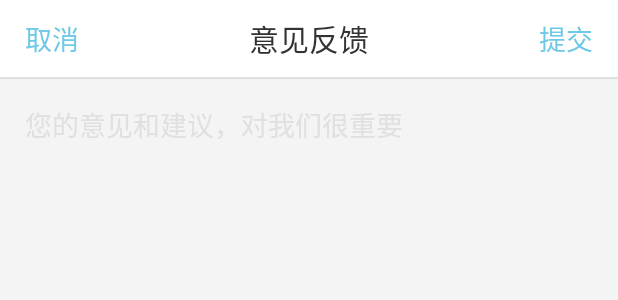
After one commit to chxxbb/TSET, an Android app: the layout activity_feedback.xml on its own in the app's theme, with its tools: preview values and no code run, on a phone screen of 412 x 824 dp. The commit adds this screen. Shown: the top 300 px of the screen. Run offline under Robolectric (Android 15) with nearby library versions, the phone set to English and light mode, and no system bars.

Commit message:
2016年8月26日16:17:46
新增：
意见反馈页面

```diff
--- a/app/src/main/AndroidManifest.xml
+++ b/app/src/main/AndroidManifest.xml
@@ -18,9 +18,10 @@
             </intent-filter>
         </activity>
         <activity android:name=".View.HomeActivity" />
-        <activity android:name=".View.RegisterActivity"></activity>
+        <activity android:name=".View.RegisterActivity" />
+        <activity android:name=".View.FeedbackActivity" />
+        <activity android:name=".View.FindpawActivity" />
         <activity android:name=".View.SetdataActivity"></activity>
-        <activity android:name=".View.FindpawActivity"></activity>
     </application>
 
 </manifest>
--- a/app/src/main/java/com/example/chen/tset/Data/Http_data.java
+++ b/app/src/main/java/com/example/chen/tset/Data/Http_data.java
@@ -8,5 +8,6 @@ public class Http_data {
 //    public static final String http_data = "http://api.children91.com:8080/ApplicationService";
 
     public static final String http_data = "http://192.168.1.35:8080/AppService";
+    public static final String nickname_uri="http://192.168.1.230:8080/AppService";
 
 }
--- /dev/null
+++ b/app/src/main/res/layout/activity_feedback.xml
@@ -0,0 +1,65 @@
+<?xml version="1.0" encoding="utf-8"?>
+<LinearLayout xmlns:android="http://schemas.android.com/apk/res/android"
+    xmlns:tools="http://schemas.android.com/tools"
+    android:layout_width="match_parent"
+    android:layout_height="match_parent"
+    android:orientation="vertical"
+    android:background="#f4f4f4"
+    tools:context="com.example.chen.tset.View.FeedbackActivity">
+    <RelativeLayout
+        android:background="#ffffff"
+        android:layout_width="match_parent"
+        android:layout_height="@dimen/y96">
+        <LinearLayout
+            android:layout_width="wrap_content"
+            android:layout_height="match_parent">
+            <TextView
+                android:layout_marginLeft="@dimen/x30"
+                android:layout_gravity="center_vertical"
+                android:layout_width="wrap_content"
+                android:layout_height="wrap_content"
+                android:text="取消"
+                android:textSize="@dimen/x32"
+                android:textColor="#6fc9e6"/>
+        </LinearLayout>
+        <TextView
+            android:layout_width="wrap_content"
+            android:layout_height="wrap_content"
+            android:text="意见反馈"
+            android:textSize="@dimen/x36"
+            android:textColor="#323232"
+            android:layout_centerInParent="true"/>
+        <LinearLayout
+            android:layout_alignParentRight="true"
+            android:layout_width="wrap_content"
+            android:layout_height="match_parent">
+            <TextView
+                android:layout_marginRight="@dimen/x30"
+                android:layout_gravity="center_vertical"
+                android:layout_width="wrap_content"
+                android:layout_height="wrap_content"
+                android:text="提交"
+                android:textSize="@dimen/x32"
+                android:textColor="#6fc9e6"/>
+        </LinearLayout>
+
+    </RelativeLayout>
+    <View
+        android:layout_width="match_parent"
+        android:layout_height="1dp"
+        android:background="#e0e0e0"/>
+    <EditText
+        android:background="@null"
+        android:cursorVisible="false"
+        android:layout_marginLeft="@dimen/x30"
+        android:layout_marginTop="@dimen/x30"
+        android:layout_width="match_parent"
+        android:layout_height="wrap_content"
+        android:hint="您的意见和建议，对我们很重要"
+        android:textColorHint="#e0e0e0"
+        android:textColor="#323232"
+        />
+
+
+
+</LinearLayout>
--- a/app/src/main/res/layout/activity_setdata.xml
+++ b/app/src/main/res/layout/activity_setdata.xml
@@ -23,6 +23,7 @@
             android:textColor="#323232"
             />
         <EditText
+            android:id="@+id/et_nickname"
             android:cursorVisible="false"
             android:layout_width="match_parent"
             android:layout_height="wrap_content"
@@ -67,6 +68,7 @@
                 android:layout_height="@dimen/y60"
                 android:text="男士" />
             <RadioButton
+                android:id="@+id/rb_madam"
                 android:gravity="center"
                 android:button="@null"
                 android:layout_marginLeft="@dimen/x40"
@@ -83,6 +85,7 @@
         android:layout_height="1dp"
         android:background="#e0e0e0"></View>
     <Button
+        android:id="@+id/btn"
         android:textStyle="bold"
         android:textColor="#ffffff"
         android:layout_marginLeft="@dimen/x30"
```
Also changed, not shown: app/src/main/java/com/example/chen/tset/View/FeedbackActivity.java (added, +15 -0 lines), app/src/main/java/com/example/chen/tset/View/SetdataActivity.java (+96 -0 lines), app/src/main/res/drawable-xhdpi/opinion_return.png (added).
